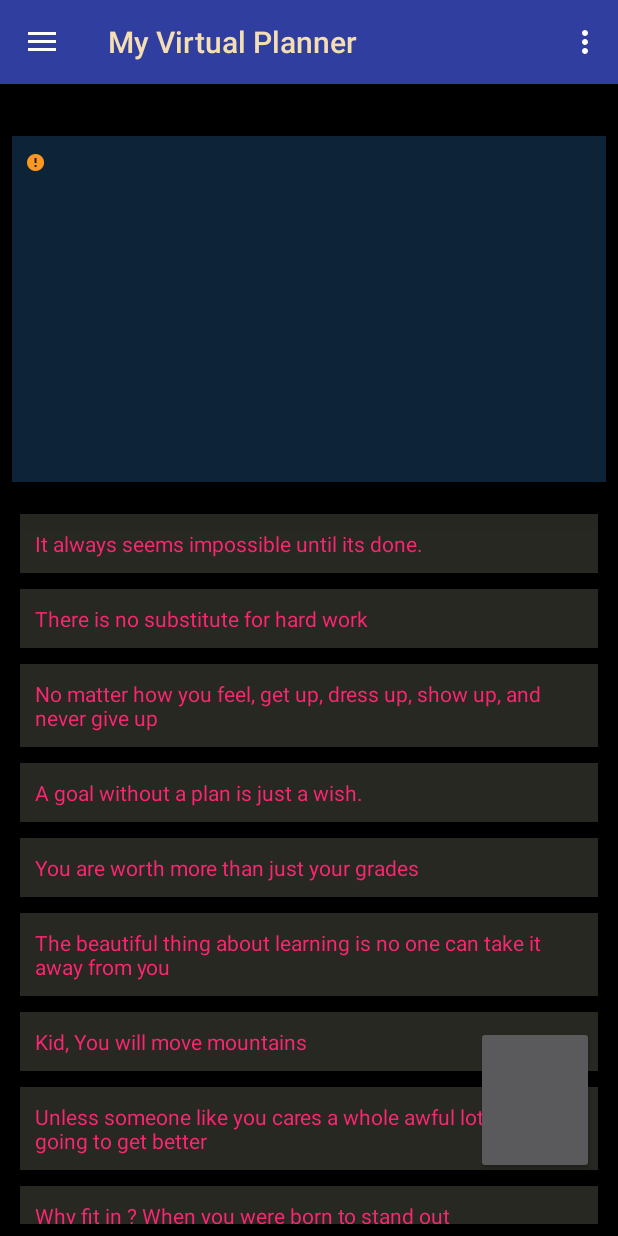
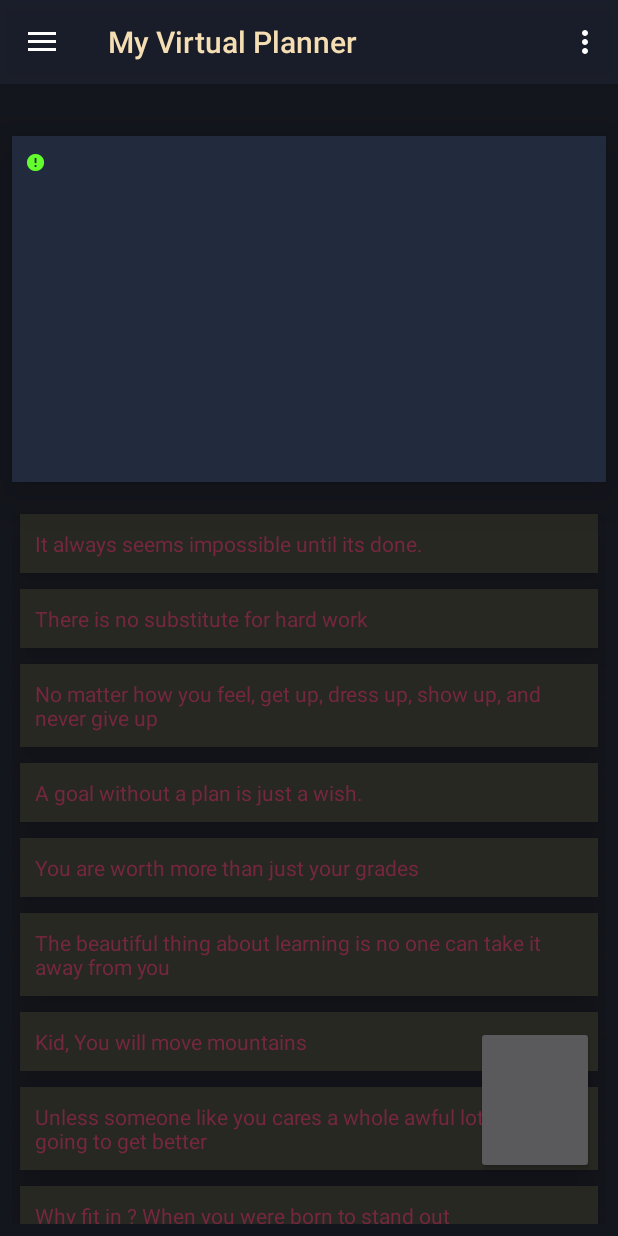
Before and after one commit to TeamSevenCET/MyVirtualPlanner-Android, an Android app: the screen it shows after launch once a user with an empty profile is signed in (MainActivity), on a phone screen of 412 x 824 dp. Run offline under Robolectric (Android 15) with nearby library versions, the phone set to English and light mode, and no system bars; our stand-ins replace CircleImageView, Firebase (no records; nobody signed in at launch, a user with empty details on screens opened directly), Picasso; libraries missing offline, so code that uses them is left out: at.markushi.ui; plain views replace CircleButton; 2 statements that could not run were skipped.

Commit message:
color scheme changes

```diff
--- a/app/src/main/java/io/github/teamseven/myvirtualplanner/MainActivity.java
+++ b/app/src/main/java/io/github/teamseven/myvirtualplanner/MainActivity.java
@@ -198,7 +198,8 @@ public class MainActivity extends AppCompatActivity implements NavigationView.On
                                         Calendar calendar = Calendar.getInstance();
                                         SimpleDateFormat mdformat = new SimpleDateFormat("dd-MM-yyyy");
                                         String strDate = mdformat.format(calendar.getTime());
-                                        String yolo = "<p>" +"<b>"+ yi_trim.substring(0, yi_trim.length() - 6)+"</b" + "</p>" + "<p>" +"<b>"+ yi_text.substring(0, 10) +"</b>"+ "</p>";
+                                        String yolo = "<b>"+"<font color=\"#ffffff\">"+yi_trim.substring(0, yi_trim.length() - 6)+"</font>"+ "</b>"
+                                                + "<p>"+"<font color=\"#ffffff\">" +yi_text.substring(0, 10) +"</font>"+ "</p>";
                                         if (yi_text.substring(0, 10).equals(strDate) && !time_comp(yi_trim.substring(yi_trim.length() - 5, yi_trim.length()))) {
                                             final int yi_remove_ind = Integer.parseInt(yi_removal.getKey());
                                             mIndex_db.addListenerForSingleValueEvent(new ValueEventListener() {
@@ -221,7 +222,7 @@ public class MainActivity extends AppCompatActivity implements NavigationView.On
 
                                         } else {
                                             tv.setText(Html.fromHtml(yolo));
-                                            tv.setBackgroundColor(Color.rgb(125, 224, 175));
+                                            tv.setBackgroundColor(Color.parseColor("#FEB63F"));
                                         }
                                     }
                                     }
@@ -449,12 +450,24 @@ public class MainActivity extends AppCompatActivity implements NavigationView.On
     //prioritising algorithm , DO NOT meddle if you dont understand
     public void prioritise(String d){
         final String d_in=d;
+        mIndex_db.addListenerForSingleValueEvent(new ValueEventListener() {
+            @Override
+            public void onDataChange(DataSnapshot dataSnapshot) {
+                if(dataSnapshot.exists()){
+                    String x=dataSnapshot.getValue().toString();
+                    mDataBase.child("mIndex").setValue(Integer.toString(Integer.parseInt(x) + 1));
+                }
+            }
+
+            @Override
+            public void onCancelled(DatabaseError databaseError) {
+            }
+        });
      mIndex_db.addListenerForSingleValueEvent((new ValueEventListener() {
         @Override
         public void onDataChange(DataSnapshot dataSnapshot) {
             if (dataSnapshot.exists()) {
                 String x = dataSnapshot.getValue().toString();
-                mDataBase.child("mIndex").setValue(Integer.parseInt(x) + 1);
                 if (!x.equals("-1")) {
                     int y = Integer.parseInt(x);
                     Log.d("MyTest","Y outside loop: "+Integer.toString(y));
@@ -466,15 +479,16 @@ public class MainActivity extends AppCompatActivity implements NavigationView.On
                         yi.addListenerForSingleValueEvent(new ValueEventListener() {
                             @Override
                             public void onDataChange(DataSnapshot dataSnapshot) {
+                                if(dataSnapshot.exists()) {
                                     String z = dataSnapshot.getValue().toString();
                                     String z_date = z.substring(0, 10);
-                                Log.d("MyTest","Y inside inner: "+Integer.toString(y_ex));
+                                    Log.d("MyTest", "Y inside inner: " + Integer.toString(y_ex));
                                     //call compare date method to return true if argument is more urgent else false
                                     if ((date_comp(d_in.substring(0, 10), z_date) || d_in.substring(0, 10).equals(z_date))) { //when d_in is earlier or equal
-                                    if(d_in.substring(0,10).equals(z_date)){
+                                        if (d_in.substring(0, 10).equals(z_date)) {
                                             mDataBase.child(Integer.toString(y_in)).setValue(z);
                                             mDataBase.child(Integer.toString(y_ex)).setValue(d_in);
-                                    }else {
+                                        } else {
                                             mDataBase.child(Integer.toString(y_in)).setValue(d_in);
                                             System.exit(0);
                                         }
@@ -484,7 +498,7 @@ public class MainActivity extends AppCompatActivity implements NavigationView.On
                                         mDataBase.child(Integer.toString(y_ex)).setValue(d_in);
 
                                     }
-
+                                }
                             }
 
                             @Override
--- a/app/src/main/res/drawable/shadow.xml
+++ b/app/src/main/res/drawable/shadow.xml
@@ -1,5 +1,5 @@
 <?xml version="1.0" encoding="utf-8"?>
 <shape xmlns:android="http://schemas.android.com/apk/res/android"
     android:shape="rectangle">
-    <solid android:color="#0c2338"/>
+    <solid android:color="#222b3d"/>
 </shape>
--- a/app/src/main/res/layout/activity_main.xml
+++ b/app/src/main/res/layout/activity_main.xml
@@ -20,7 +20,7 @@
         android:elevation="20sp"
         android:padding="10sp"
         android:text="@string/icon_notice"
-        android:textColor="#FD971F"
+        android:textColor="#63ff2c"
         app:layout_constraintBottom_toTopOf="@+id/hguide_bottom_notice"
         app:layout_constraintEnd_toEndOf="parent"
         app:layout_constraintStart_toStartOf="parent"
@@ -56,7 +56,7 @@
                 android:elevation="20sp"
                 android:padding="10sp"
                 android:text="It always seems impossible until its done."
-                android:textColor="#F92672" />
+                android:textColor="#60F92672" />
 
             <TextView
                 android:id="@+id/mainscreen_tv9"
@@ -67,7 +67,7 @@
                 android:elevation="20sp"
                 android:padding="10sp"
                 android:text="There is no substitute for hard work"
-                android:textColor="#F92672" />
+                android:textColor="#60F92672" />
 
             <TextView
                 android:id="@+id/mainscreen_tv8"
@@ -78,7 +78,7 @@
                 android:elevation="20sp"
                 android:padding="10sp"
                 android:text="No matter how you feel, get up, dress up, show up, and never give up"
-                android:textColor="#F92672" />
+                android:textColor="#60F92672" />
 
             <TextView
                 android:id="@+id/mainscreen_tv7"
@@ -89,7 +89,7 @@
                 android:elevation="20sp"
                 android:padding="10sp"
                 android:text="A goal without a plan is just a wish."
-                android:textColor="#F92672" />
+                android:textColor="#60F92672" />
             <TextView
                 android:id="@+id/mainscreen_tv6"
                 android:layout_width="match_parent"
@@ -99,7 +99,7 @@
                 android:elevation="20sp"
                 android:padding="10sp"
                 android:text="You are worth more than just your grades"
-                android:textColor="#F92672" />
+                android:textColor="#60F92672" />
 
             <TextView
                 android:id="@+id/mainscreen_tv5"
@@ -110,7 +110,7 @@
                 android:elevation="20sp"
                 android:padding="10sp"
                 android:text="The beautiful thing about learning is no one can take it away from you"
-                android:textColor="#F92672" />
+                android:textColor="#60F92672" />
 
             <TextView
                 android:id="@+id/mainscreen_tv4"
@@ -121,7 +121,7 @@
                 android:elevation="20sp"
                 android:padding="10sp"
                 android:text="Kid, You will move mountains"
-                android:textColor="#F92672" />
+                android:textColor="#60F92672" />
 
             <TextView
                 android:id="@+id/mainscreen_tv3"
@@ -132,7 +132,7 @@
                 android:elevation="20sp"
                 android:padding="10sp"
                 android:text="Unless someone like you cares a whole awful lot, nothing's going to get better"
-                android:textColor="#F92672" />
+                android:textColor="#60F92672" />
             <TextView
                 android:id="@+id/mainscreen_tv2"
                 android:layout_width="match_parent"
@@ -142,7 +142,7 @@
                 android:elevation="20sp"
                 android:padding="10sp"
                 android:text="Why fit in ? When you were born to stand out"
-                android:textColor="#F92672" />
+                android:textColor="#60F92672" />
 
             <TextView
                 android:id="@+id/mainscreen_tv1"
@@ -153,7 +153,7 @@
                 android:elevation="20sp"
                 android:padding="10sp"
                 android:text="If you never did, your should. These things are fun. Fun is good"
-                android:textColor="#F92672" />
+                android:textColor="#60F92672" />
 
         </LinearLayout>
     </ScrollView>
@@ -177,7 +177,7 @@
         android:layout_width="0dp"
         android:layout_height="0dp"
         android:src="@drawable/add_48"
-        app:cb_color="@color/colorPrimaryDark"
+        app:cb_color="#222b3c"
         app:cb_pressedRingWidth="10dp"
         app:layout_constraintBottom_toTopOf="@+id/btnBottom"
         app:layout_constraintEnd_toStartOf="@+id/btnRight"
--- a/app/src/main/res/layout/top_toolbar.xml
+++ b/app/src/main/res/layout/top_toolbar.xml
@@ -4,7 +4,7 @@
     android:layout_width="match_parent"
     android:layout_height="wrap_content"
     android:visibility="visible"
-    android:background="@color/colorPrimaryDark"
+    android:background="#70222b3d"
     android:theme="@style/toolbarTheme"
     >
 
--- a/app/src/main/res/values/colors.xml
+++ b/app/src/main/res/values/colors.xml
@@ -1,10 +1,10 @@
 <?xml version="1.0" encoding="utf-8"?>
 <resources>
     <color name="colorPrimary">#3F51B5</color>
-    <color name="colorPrimaryDark">#303F9F</color>
+    <color name="colorPrimaryDark">#70222B3D</color>
 
     <color name="colorAccent">#e50f1e</color>
-    <color name="colorBackground">#000000</color>
+    <color name="colorBackground">#14161D</color>
     <color name="toolbar">#2a2829</color>
 
     <color name="yellow">#f1c40f</color>
```
Lines whose indentation alone changed are shown as unchanged.
